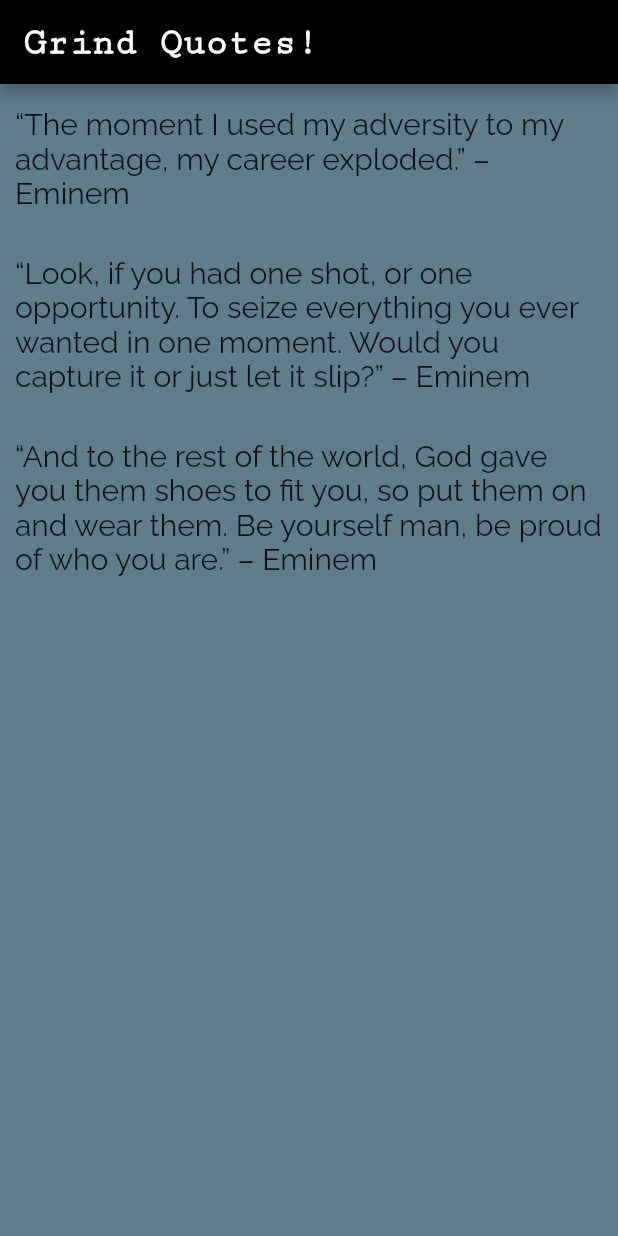
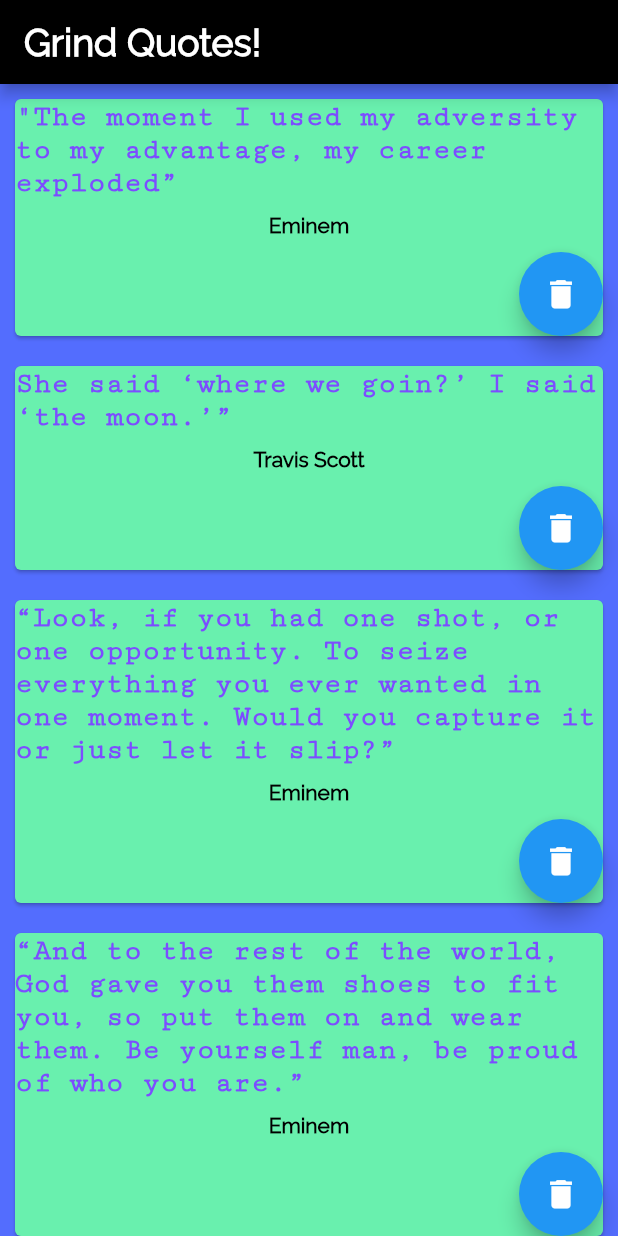
Before and after one commit to noobie7/Quotes, a Flutter app: the screen it shows after launch, on a phone screen of 412 x 824 dp. Run offline on Flutter 3.47's test engine with Material 2 defaults, Android fonts, the phone set to English and light mode, and no system bars.

Commit message:
Added modularity to the codebase and added the delete button

```diff
--- a/lib/main.dart
+++ b/lib/main.dart
@@ -1,4 +1,6 @@
 import 'package:flutter/material.dart';
+import 'quotes.dart';
+import 'quote_card.dart';
 
 void main() => runApp(MaterialApp(
 	home: QuotesList(),
@@ -12,20 +14,21 @@ class QuotesList extends StatefulWidget {
 }
 
 class _QuotesListState extends State<QuotesList> {
-  List<String> quotes = [
-    '\“The moment I used my adversity to my advantage, my career exploded.\” – Eminem',
-    '\“Look, if you had one shot, or one opportunity. To seize everything you ever wanted in one moment. Would you capture it or just let it slip?\” – Eminem',
-    '\“And to the rest of the world, God gave you them shoes to fit you, so put them on and wear them. Be yourself man, be proud of who you are.\” – Eminem'
+	List<Quote> quotes = [
+		Quote('\"The moment I used my adversity to my advantage, my career exploded\”', 'Eminem'),
+		Quote('\She said \‘where we goin?\’ I said \‘the moon.\’\”','Travis Scott'),
+		Quote('\“Look, if you had one shot, or one opportunity. To seize everything you ever wanted in one moment. Would you capture it or just let it slip?\”','Eminem'),
+		Quote('\“And to the rest of the world, God gave you them shoes to fit you, so put them on and wear them. Be yourself man, be proud of who you are.\”','Eminem')
 	];
 	@override
 	Widget build(BuildContext context) {
 		return Scaffold(
-      backgroundColor: Colors.blueGrey,
+				backgroundColor: Colors.indigoAccent,
 				appBar: AppBar(
 					title: Text(
 						'Grind Quotes!',
 						style: TextStyle(
-            fontFamily: 'Cutive',
+							fontFamily: 'Raleway',
 							fontSize: 25.0,
 							fontWeight: FontWeight.bold,
 						),
@@ -33,19 +36,15 @@ class _QuotesListState extends State<QuotesList> {
 					backgroundColor: Colors.black,
 				),
 				body: Column(
-        children: quotes.map((quote) {
-          return Padding(
-              padding: EdgeInsets.symmetric(vertical: 15.0, horizontal: 10),
-              child: Text(
+					children: quotes.map((quote) => QuoteCard(
 						 quote,
-                style: TextStyle(
-                  fontSize: 20,
-                  fontFamily: 'Raleway',
-                ),
-              ) ,
-          );
+						 (){
+							setState(() {
+							  quotes.remove(quote);
+							});
+						}
+					)).toList(),
 
-        }).toList(),
 				)
 		);
 	}
--- /dev/null
+++ b/lib/quote_card.dart
@@ -0,0 +1,60 @@
+import 'package:flutter/material.dart';
+import 'quotes.dart';
+
+
+
+class QuoteCard extends StatelessWidget {
+  final Quote quote;
+  final void Function()  delete;
+  QuoteCard(this.quote, this.delete);
+
+  @override
+  Widget build(BuildContext context) {
+    return Card(
+      margin: EdgeInsets.all(10.0),
+      color: Colors.greenAccent,
+      child: Column(
+          children: [
+          Text(
+          quote.text,
+          style : TextStyle(
+              fontSize: 20,
+              color: Colors.deepPurpleAccent,
+              fontWeight: FontWeight.bold,
+              fontFamily: 'Cutive'
+          )
+      ),
+      SizedBox(
+        height: 10,
+      ),
+      Text(
+          quote.author,
+          style : TextStyle(
+              color: Colors.black,
+              fontWeight: FontWeight.bold,
+              fontFamily: 'Raleway'
+          )
+      ),
+      SizedBox(
+        height: 10,
+      ),
+      Row(
+          mainAxisAlignment: MainAxisAlignment.end,
+          children: [
+            FloatingActionButton(
+                onPressed: delete,
+                child: Icon(
+                  Icons.delete,
+                  size: 25,
+                )
+            )
+          ]
+      ),
+
+
+
+    ],
+    )
+    );
+  }
+}
--- /dev/null
+++ b/lib/quotes.dart
@@ -0,0 +1,9 @@
+class Quote{
+  String text = "";
+  String author = "";
+
+  Quote(String text, String author){
+    this.text = text;
+    this.author = author;
+  }
+}
```
Lines whose indentation alone changed are shown as unchanged.
